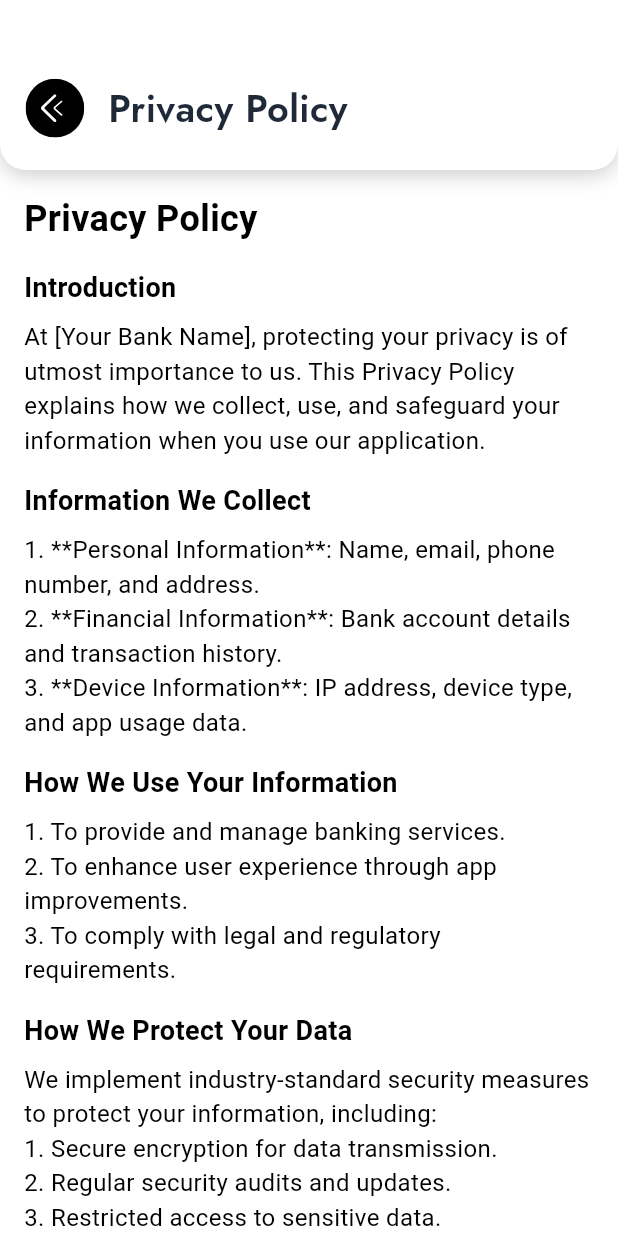
After one commit to Shees-Ali1/reapiroo_firebaseapp, a Flutter app: the Privacypolicy screen opened directly, on a phone screen of 412 x 824 dp. The commit adds this screen. Run offline on Flutter 3.47's test engine with Material 3 defaults, Android fonts, the light colour scheme and no system bars; our stand-ins replace animated_notch_bottom_bar, audioplayers, chewie, cloud_firestore, firebase_auth, firebase_core and 13 more; missing offline and left inert: audio_wave, flutter_sound, voice_message_package; accounts and stored records are empty; project files that could hold a hidden picture were left out.

Commit message:
hashir saved

```diff
--- a/lib/const/images.dart
+++ b/lib/const/images.dart
@@ -34,6 +34,7 @@ class AppImages{
   static const withdraw = 'assets/images/withdraw.png';
   static const arrow_right = 'assets/images/arrow_right.png';
   static const upload_img = 'assets/images/upload_img.png';
+  static const policy = 'assets/images/policy.png';
 
 
   //balaj
--- a/lib/views/booking_screens/booking_screen_main.dart
+++ b/lib/views/booking_screens/booking_screen_main.dart
@@ -61,7 +61,8 @@ class _BookingScreenMainState extends State<BookingScreenMain> {
                     color: AppColors.primary,
                     borderRadius: BorderRadius.circular(8.83.r),
                   ),
-                  child: DropdownButton<String>(
+                  child:
+                  DropdownButton<String>(
                     value: selectedOption,
                     dropdownColor: AppColors.secondary, // Yellow background for dropdown items
                     hint: Row(mainAxisAlignment: MainAxisAlignment.spaceBetween,
--- a/lib/views/home_screens_for_customers/customer_main_home.dart
+++ b/lib/views/home_screens_for_customers/customer_main_home.dart
@@ -8,6 +8,7 @@ import 'package:repairoo/const/images.dart';
 import 'package:repairoo/controllers/home_controller.dart';
 import 'package:repairoo/controllers/nav_bar_controller.dart';
 import 'package:repairoo/views/customer_wallet_screen/wallet_screen.dart';
+import 'package:repairoo/views/home_screens_for_customers/add%20taskmain.dart';
 import 'package:repairoo/views/notification_screen/notification_screen.dart';
 import 'package:repairoo/views/home_screens_for_customers/components/services_container.dart';
 import 'package:repairoo/views/home_screens_for_customers/customer_task_home.dart';
@@ -124,7 +125,7 @@ class _CustomerMainHomeState extends State<CustomerMainHome> {
                         final service = topServiceController.topServices[index];
                         return GestureDetector(
                           onTap: () {
-                            Get.to(CustomerTaskHome(
+                            Get.to(AddTaskMain(
                               service: service['title'],
                             ));
                           },
--- a/lib/views/notification_screen/notification_screen.dart
+++ b/lib/views/notification_screen/notification_screen.dart
@@ -22,7 +22,7 @@ class NotificationScreen extends StatelessWidget {
       // Get the document from your Firestore collection
       DocumentSnapshot snapshot = await FirebaseFirestore.instance
           .collection('techNotifications')
-          .doc('C7ZnkOSybwnqiabkOoEW') // Document ID
+          .doc('hlcH2Vy5E8pBgBzkaaBj') // Document ID
           .get();
 
       // Extract the required fields if document exists
--- /dev/null
+++ b/lib/views/policies screens/privacy policy.dart
@@ -0,0 +1,180 @@
+import 'package:flutter/material.dart';
+import 'package:get/get.dart';
+import 'package:get/get_core/src/get_main.dart';
+
+import '../../const/color.dart';
+import '../../widgets/app_bars.dart';
+
+
+class Privacypolicy extends StatefulWidget {
+  const Privacypolicy({super.key});
+
+  @override
+  State<Privacypolicy> createState() => _PrivacypolicyState();
+}
+
+class _PrivacypolicyState extends State<Privacypolicy> {
+  @override
+  Widget build(BuildContext context) {
+    return Scaffold(
+      backgroundColor: AppColors.secondary,
+     appBar: MyAppBar(
+      isMenu: false,
+      isNotification: false,
+      isTitle: true,
+      isSecondIcon: false,
+      title: 'Privacy Policy',
+      onBackTap: () {
+        Get.back();
+      },
+    ),
+
+    body: SingleChildScrollView(
+        padding: const EdgeInsets.all(16.0),
+        child: Column(
+          crossAxisAlignment: CrossAxisAlignment.start,
+          children: [
+            Text(
+              'Privacy Policy',
+              style: TextStyle(
+                fontSize: 24.0,
+                fontWeight: FontWeight.bold,
+                color: AppColors.primary,
+              ),
+            ),
+            const SizedBox(height: 16.0),
+            Text(
+              'Introduction',
+              style: TextStyle(
+                fontSize: 18.0,
+                fontWeight: FontWeight.bold,
+                color: AppColors.primary,
+              ),
+            ),
+            const SizedBox(height: 8.0),
+            Text(
+              'At [Your Bank Name], protecting your privacy is of utmost importance to us. '
+                  'This Privacy Policy explains how we collect, use, and safeguard your information '
+                  'when you use our application.',
+              style: TextStyle(
+                fontSize: 16.0,
+                color: AppColors.primary,
+              ),
+            ),
+            const SizedBox(height: 16.0),
+            Text(
+              'Information We Collect',
+              style: TextStyle(
+                fontSize: 18.0,
+                fontWeight: FontWeight.bold,
+                color: AppColors.primary,
+              ),
+            ),
+            const SizedBox(height: 8.0),
+            Text(
+              '1. **Personal Information**: Name, email, phone number, and address.\n'
+                  '2. **Financial Information**: Bank account details and transaction history.\n'
+                  '3. **Device Information**: IP address, device type, and app usage data.',
+              style: TextStyle(
+                fontSize: 16.0,
+                color: AppColors.primary,
+              ),
+            ),
+            const SizedBox(height: 16.0),
+            Text(
+              'How We Use Your Information',
+              style: TextStyle(
+                fontSize: 18.0,
+                fontWeight: FontWeight.bold,
+                color: AppColors.primary,
+              ),
+            ),
+            const SizedBox(height: 8.0),
+            Text(
+              '1. To provide and manage banking services.\n'
+                  '2. To enhance user experience through app improvements.\n'
+                  '3. To comply with legal and regulatory requirements.',
+              style: TextStyle(
+                fontSize: 16.0,
+                color: AppColors.primary,
+              ),
+            ),
+            const SizedBox(height: 16.0),
+            Text(
+              'How We Protect Your Data',
+              style: TextStyle(
+                fontSize: 18.0,
+                fontWeight: FontWeight.bold,
+                color: AppColors.primary,
+              ),
+            ),
+            const SizedBox(height: 8.0),
+            Text(
+              'We implement industry-standard security measures to protect your information, including:\n'
+                  '1. Secure encryption for data transmission.\n'
+                  '2. Regular security audits and updates.\n'
+                  '3. Restricted access to sensitive data.',
+              style: TextStyle(
+                fontSize: 16.0,
+                color: AppColors.primary,
+              ),
+            ),
+            const SizedBox(height: 16.0),
+            Text(
+              'Your Rights',
+              style: TextStyle(
+                fontSize: 18.0,
+                fontWeight: FontWeight.bold,
+                color: AppColors.primary,
+              ),
+            ),
+            const SizedBox(height: 8.0),
+            Text(
+              '1. You have the right to access and update your personal information.\n'
+                  '2. You can request the deletion of your data in certain circumstances.\n'
+                  '3. You have the right to withdraw consent for data processing at any time.',
+              style: TextStyle(
+                fontSize: 16.0,
+                color: AppColors.primary,
+              ),
+            ),
+            const SizedBox(height: 16.0),
+            Text(
+              'Changes to This Policy',
+              style: TextStyle(
+                fontSize: 18.0,
+                fontWeight: FontWeight.bold,
+                color: AppColors.primary,
+              ),
+            ),
+            const SizedBox(height: 8.0),
+            Text(
+              'We may update this Privacy Policy periodically. Users will be notified of any significant changes.',
+              style: TextStyle(
+                fontSize: 16.0,
+                color: AppColors.primary,
+              ),
+            ),
+            const SizedBox(height: 16.0),
+            Text(
+              'Contact Us',
+              style: TextStyle(
+                fontSize: 18.0,
+                fontWeight: FontWeight.bold,
+                color: AppColors.primary,
+              ),
+            ),
+            const SizedBox(height: 8.0),
+            Text(
+              'For any questions or concerns, please contact us at support@[yourbankname].com.',
+              style: TextStyle(
+                fontSize: 16.0,
+                color: AppColors.primary,
+              ),
+            ),
+          ],
+        ),
+      ),
+    );
+  }
+}
--- a/lib/views/profile_screens/profile_screen.dart
+++ b/lib/views/profile_screens/profile_screen.dart
@@ -10,8 +10,10 @@ import 'package:repairoo/controllers/user_controller.dart';
 import 'package:repairoo/views/auth/signup_view/role_screen.dart';
 import 'package:repairoo/views/customer_wallet_screen/wallet_screen.dart';
 import 'package:repairoo/views/notification_screen/notification_screen.dart';
+import 'package:repairoo/views/policies%20screens/Refund%20policy.dart';
 import 'package:repairoo/views/profile_screens/bio_and_experience/bio_and_experience_main.dart';
 import 'package:repairoo/views/profile_screens/edit_profile_screen.dart';
+import 'package:repairoo/views/profile_screens/privacy_policy/privacy_policy.dart';
 import 'package:repairoo/views/profile_screens/reports/reports_screen.dart';
 import 'package:repairoo/views/profile_screens/reviews/reviews_screen.dart';
 import 'package:repairoo/widgets/app_bars.dart';
@@ -19,6 +21,7 @@ import 'package:repairoo/widgets/profile_button_widget.dart';
 import 'package:url_launcher/url_launcher.dart';
 import 'dart:io';
 
+import '../policies screens/terms and conditions.dart';
 import '../tech_wallet/wallet_screen.dart';
 import 'support_screen/support_screen.dart';
 
@@ -178,9 +181,58 @@ class _EditProfileScreenState extends State<ProfileScreen> {
                       label: "Reviews",
                       iconPath: AppImages.star_icon,
                     ),
+              SizedBox(height: 10.h),
+
+              userVM.userRole.value == "Customer"
+                  ? ProfileButton(
+                onPressed: () {
+                  Get.to(RefundPolicy());
+                },
+                label: "Refund Policy",
+                iconPath: AppImages.policy,
+              )
+                  : ProfileButton(
+                onPressed: () {
+                  Get.to(ReviewsScreen());
+                },
+                label: "Refund Policy",
+                iconPath: AppImages.policy,
+              ),
+              SizedBox(height: 10.h),
+
+              userVM.userRole.value == "Customer"
+                  ? ProfileButton(
+                onPressed: () {
+                  Get.to(TermsCondition());
+                },
+                label: "Terms And Condition",
+                iconPath: AppImages.policy,
+              )
+                  : ProfileButton(
+                onPressed: () {
+                  Get.to(ReviewsScreen());
+                },
+                label: "Terms And Condition",
+                iconPath: AppImages.policy,
+              ),
 
               SizedBox(height: 10.h),
 
+              userVM.userRole.value == "Customer"
+                  ? ProfileButton(
+                onPressed: () {
+                  Get.to(PrivacyPolicy());
+                },
+                label: "Privacy Policy",
+                iconPath: AppImages.policy,
+              )
+                  : ProfileButton(
+                onPressed: () {
+                  Get.to(ReviewsScreen());
+                },
+                label: "Privacy Policy",
+                iconPath: AppImages.policy,
+              ),
               // /// Terms/Policy
               // ProfileButton(
               //   onPressed: () {
@@ -190,6 +242,7 @@ class _EditProfileScreenState extends State<ProfileScreen> {
               //   iconPath: AppImages.privacyicon,
               // ),
               // SizedBox(height: 10.h),
+              SizedBox(height: 10.h),
 
               /// Help/Contact Us
               userVM.userRole.value == "Customer"
```
Also changed, not shown: lib/views/home_screens_for_customers/add taskmain.dart (added, +65 -0 lines), lib/views/home_screens_for_customers/customer_task_home.dart (+3 -13 lines), lib/views/home_screens_for_customers/my service main.dart (added, +103 -0 lines), lib/views/policies screens/Refund policy.dart (added, +141 -0 lines), lib/views/policies screens/terms and conditions.dart (added, +157 -0 lines), assets/images/policy.png (added).
